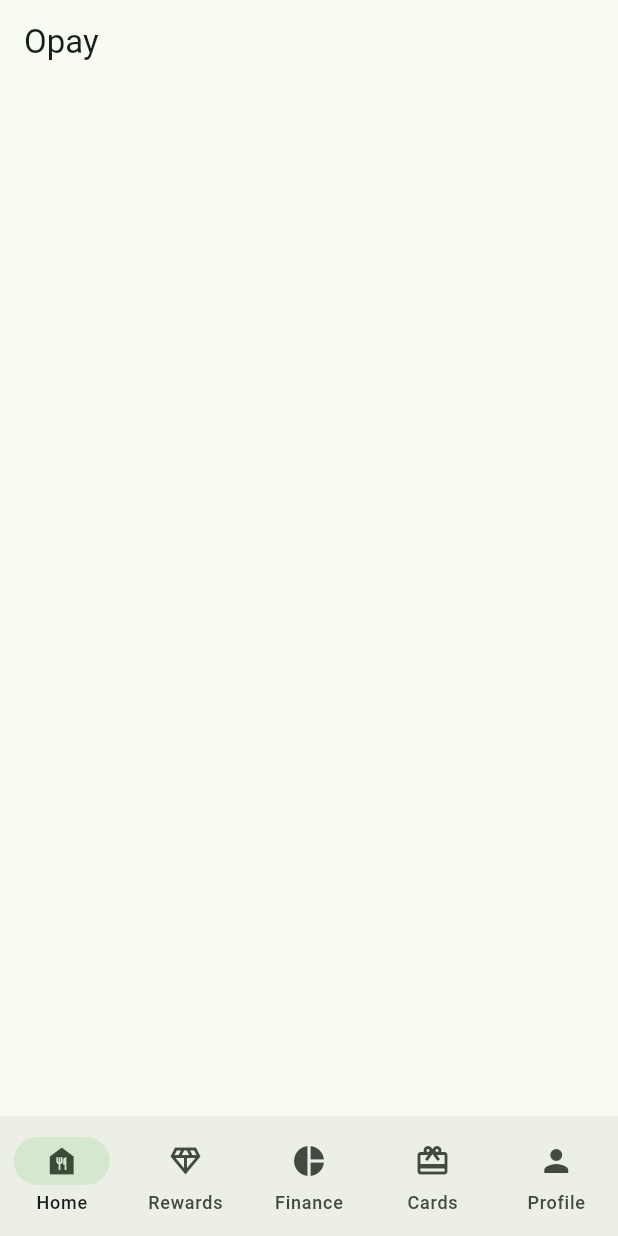
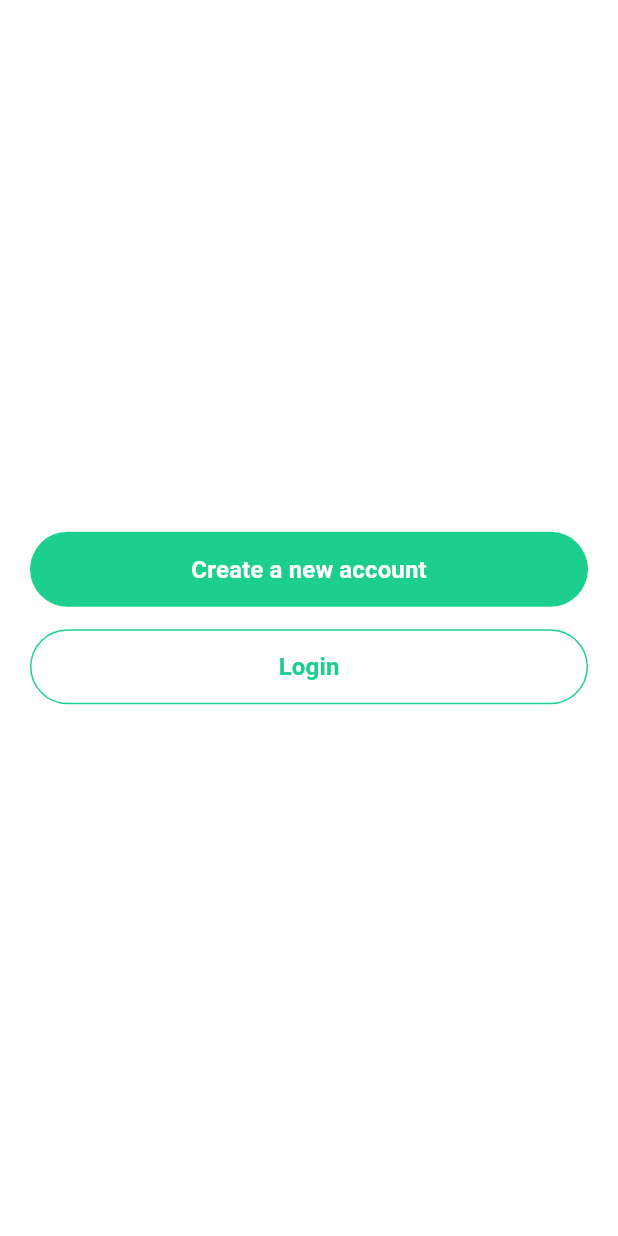
Before and after one commit to retzonel/opay_clone, a Flutter app: the screen it shows after launch, on a phone screen of 412 x 824 dp. Run offline on Flutter 3.47's test engine with Material 3 defaults, Android fonts, the phone set to English and light mode, and no system bars; our stand-ins replace fluentui_system_icons.

Commit message:
add main screen structure,  and welcome page

```diff
--- /dev/null
+++ b/lib/app.dart
@@ -0,0 +1,19 @@
+import 'package:flutter/material.dart';
+import 'package:opay_clone/core/theme/app_colors.dart';
+import 'package:opay_clone/pages/welcome_screen.dart';
+
+class MyApp extends StatelessWidget {
+  const MyApp({super.key});
+
+  // This widget is the root of your application.
+  @override
+  Widget build(BuildContext context) {
+    return MaterialApp(
+      theme: ThemeData(
+        colorScheme: ColorScheme.fromSeed(seedColor: AppColors.javaColor),
+      ),
+
+      home: WelcomeScreen()
+    );
+  }
+}
--- a/lib/base/res/widget_tree.dart
+++ /dev/null
@@ -1,20 +0,0 @@
-import 'package:flutter/material.dart';
-import 'package:opay_clone/base/widgets/navbar.dart';
-
-class WidgetTree extends StatefulWidget {
-  const WidgetTree({super.key});
-
-  @override
-  State<WidgetTree> createState() => _WidgetTreeState();
-}
-
-class _WidgetTreeState extends State<WidgetTree> {
-  @override
-  Widget build(BuildContext context) {
-    return Scaffold(
-      appBar: AppBar(title: Text("Opay"),),
-      body: Container(),
-      bottomNavigationBar: NavBar(),
-    );
-  }
-}
--- a/lib/base/widgets/navbar.dart
+++ b/lib/base/widgets/navbar.dart
@@ -1,3 +1,4 @@
+import 'package:fluentui_system_icons/fluentui_system_icons.dart';
 import 'package:flutter/material.dart';
 
 class NavBar extends StatelessWidget {
@@ -7,14 +8,26 @@ class NavBar extends StatelessWidget {
   Widget build(BuildContext context) {
     return NavigationBar(
       destinations: [
-        NavigationDestination(icon: Icon(Icons.food_bank), label: "Home"),
+        NavigationDestination(
+          icon: Icon(FluentIcons.home_12_filled),
+          label: "Home",
+        ),
         NavigationDestination(
           icon: Icon(Icons.diamond_outlined),
           label: "Rewards",
         ),
-        NavigationDestination(icon: Icon(Icons.pie_chart), label: "Finance"),
-        NavigationDestination(icon: Icon(Icons.card_giftcard), label: "Cards"),
-        NavigationDestination(icon: Icon(Icons.person), label: "Profile"),
+        NavigationDestination(
+          icon: Icon(FluentIcons.chart_multiple_20_regular),
+          label: "Finance",
+        ),
+        NavigationDestination(
+          icon: Icon(FluentIcons.card_ui_24_filled),
+          label: "Cards",
+        ),
+        NavigationDestination(
+          icon: Icon(FluentIcons.person_12_filled),
+          label: "Me",
+        ),
       ],
     );
   }
--- /dev/null
+++ b/lib/core/theme/app_colors.dart
@@ -0,0 +1,9 @@
+import 'dart:ui';
+
+class AppColors {
+  static Color javaColor = Color(0xFF1DCF8E);
+  static Color frenchPass = Color.fromARGB(255, 186, 231, 255);
+  static Color violentViolet = Color.fromARGB(255, 32, 15, 96);
+  static Color whiteColor = Color(0xFFFFFFFF);
+  static Color blackColor = Color(0xFF000000);
+}
--- /dev/null
+++ b/lib/core/theme/app_styles.dart
@@ -0,0 +1,11 @@
+import 'package:flutter/material.dart';
+
+import 'package:opay_clone/core/theme/app_colors.dart';
+
+class AppStyles {
+  static TextStyle buttonTextStyle = TextStyle(
+    fontSize: 16,
+    fontWeight: FontWeight.w700,
+    color: AppColors.whiteColor,
+  );
+}
--- /dev/null
+++ b/lib/features/navigation/navigation_notifier.dart
@@ -0,0 +1,3 @@
+import 'package:flutter/material.dart';
+
+ValueNotifier<int> selectedScreenNotifier = ValueNotifier(0);
--- a/lib/main.dart
+++ b/lib/main.dart
@@ -1,23 +1,6 @@
 import 'package:flutter/material.dart';
-import 'package:opay_clone/base/res/widget_tree.dart';
-import 'package:opay_clone/pages/home_page.dart';
+import 'package:opay_clone/app.dart';
 
 void main() {
   runApp(const MyApp());
 }
-
-class MyApp extends StatelessWidget {
-  const MyApp({super.key});
-
-  // This widget is the root of your application.
-  @override
-  Widget build(BuildContext context) {
-    return MaterialApp(
-      theme: ThemeData(
-        colorScheme: ColorScheme.fromSeed(seedColor: Colors.green),
-      ),
-
-      home: WidgetTree(),
-    );
-  }
-}
--- /dev/null
+++ b/lib/pages/welcome_screen.dart
@@ -0,0 +1,51 @@
+import 'package:flutter/material.dart';
+import 'package:opay_clone/core/theme/app_colors.dart';
+import 'package:opay_clone/core/theme/app_styles.dart';
+
+class WelcomeScreen extends StatelessWidget {
+  const WelcomeScreen({super.key});
+
+  @override
+  Widget build(BuildContext context) {
+    return Scaffold(
+      backgroundColor: Colors.white,
+      body: Center(
+        child: SingleChildScrollView(
+          child: Padding(
+            padding: EdgeInsets.all(20.0),
+            child: Column(
+              children: [
+                ElevatedButton(
+                  onPressed: () {},
+                  style: ElevatedButton.styleFrom(
+                    minimumSize: Size(double.infinity, 50.0),
+                    backgroundColor: AppColors.javaColor,
+                    elevation: 0,
+                  ),
+                  child: Text(
+                    "Create a new account",
+                    style: AppStyles.buttonTextStyle,
+                  ),
+                ),
+                SizedBox(height: 15),
+                OutlinedButton(
+                  onPressed: () {},
+                  style: OutlinedButton.styleFrom(
+                    minimumSize: Size(double.infinity, 50.0),
+                    side: BorderSide(color: AppColors.javaColor),
+                  ),
+                  child: Text(
+                    "Login",
+                    style: AppStyles.buttonTextStyle.copyWith(
+                      color: AppColors.javaColor,
+                    ),
+                  ),
+                ),
+              ],
+            ),
+          ),
+        ),
+      ),
+    );
+  }
+}
--- a/pubspec.yaml
+++ b/pubspec.yaml
@@ -34,6 +34,7 @@ dependencies:
   # The following adds the Cupertino Icons font to your application.
   # Use with the CupertinoIcons class for iOS style icons.
   cupertino_icons: ^1.0.8
+  fluentui_system_icons: ^1.1.273
 
 dev_dependencies:
   flutter_test:
```
Also changed, not shown: lib/core/constants/app_routes.dart (added, +9 -0 lines), lib/features/screens/cards_screen/cards_screen.dart (added, +10 -0 lines), lib/features/screens/finance_screen/finance_screen.dart (added, +10 -0 lines), lib/features/screens/home_screen/home_screen.dart (added, +10 -0 lines), lib/features/screens/main_screen.dart (added, +24 -0 lines), lib/features/screens/profile_screen/profile_screen.dart (added, +10 -0 lines), lib/features/screens/reward_screen/rewards_screen.dart (added, +10 -0 lines), pubspec.lock, 1 other file.
